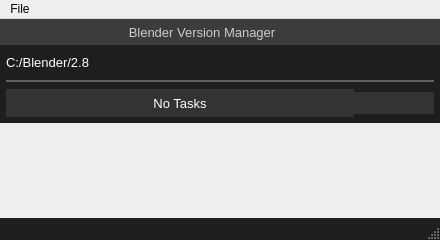
DotBow/Blender-Version-Manager, file main_window_design.ui: the form before one commit.
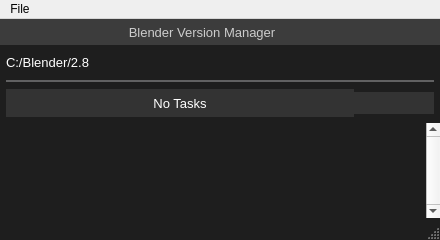
The form after the commit. Icons and pictures are not drawn.

Commit message: Scrollbar styling.

```diff
--- a/main_window_design.ui
+++ b/main_window_design.ui
@@ -667,13 +667,42 @@
        <string notr="true">QWidget
 {
 	background-color: rgb(30, 30, 30);
-}r</string>
+}
+
+QScrollBar:vertical
+{
+	background-color: rgb(30, 30, 30);
+	width: 4px;
+	margin: 0px;
+}
+
+QFrame
+{
+	border-style: solid;
+	border-color: rgb(30, 30, 30);
+	border-width: 0px 0px 0px 0px;
+}
+
+QScrollBar::handle:vertical
+{
+	background-color: #424242;
+}
+
+QScrollBar::sub-page:vertical
+{
+	background-color: rgb(30, 30, 30);
+}
+
+QScrollBar::add-page:vertical
+{
+	background-color: rgb(30, 30, 30);	
+}</string>
       </property>
       <property name="frameShape">
        <enum>QFrame::NoFrame</enum>
       </property>
-      <property name="frameShadow">
-       <enum>QFrame::Plain</enum>
+      <property name="verticalScrollBarPolicy">
+       <enum>Qt::ScrollBarAlwaysOn</enum>
       </property>
       <property name="horizontalScrollBarPolicy">
        <enum>Qt::ScrollBarAlwaysOff</enum>
@@ -686,13 +715,13 @@
         <rect>
          <x>0</x>
          <y>0</y>
-         <width>440</width>
+         <width>436</width>
          <height>78</height>
         </rect>
        </property>
        <layout class="QVBoxLayout" name="verticalLayout_2">
         <property name="spacing">
-         <number>6</number>
+         <number>0</number>
         </property>
         <property name="leftMargin">
          <number>0</number>
@@ -720,8 +749,8 @@
           </property>
           <property name="sizeHint" stdset="0">
            <size>
-            <width>20</width>
-            <height>47</height>
+            <width>0</width>
+            <height>0</height>
            </size>
           </property>
          </spacer>
```
Left out of the diff: 3 changed lines with no effect on the pictures. The commit also changes 1 other file.
